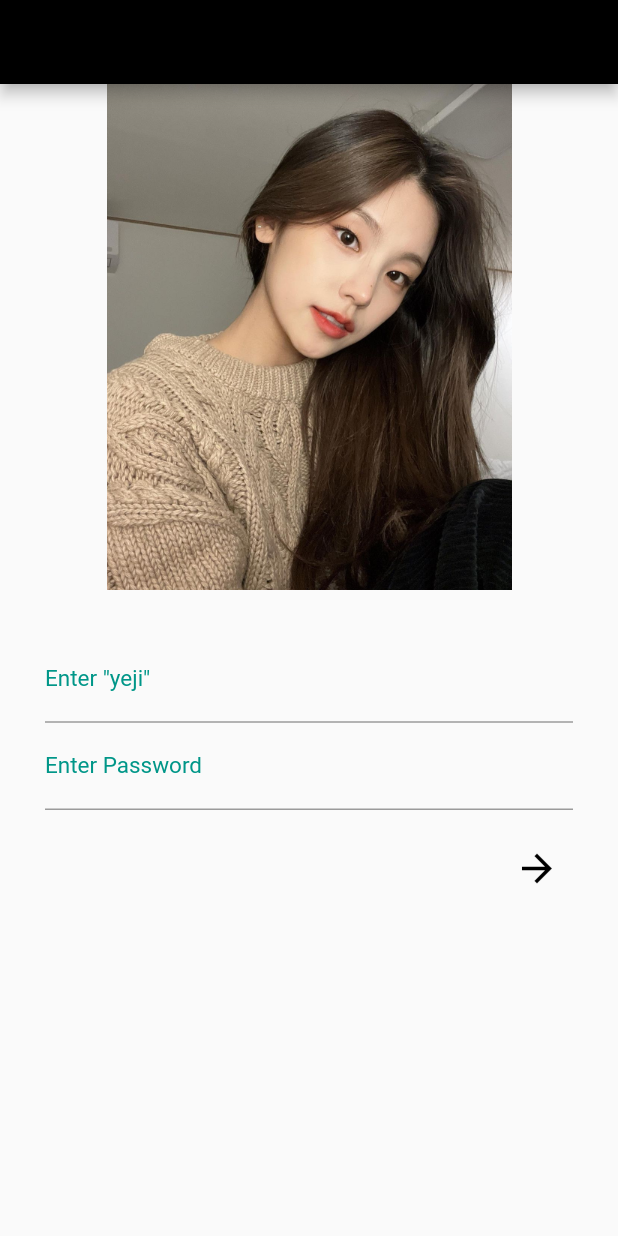
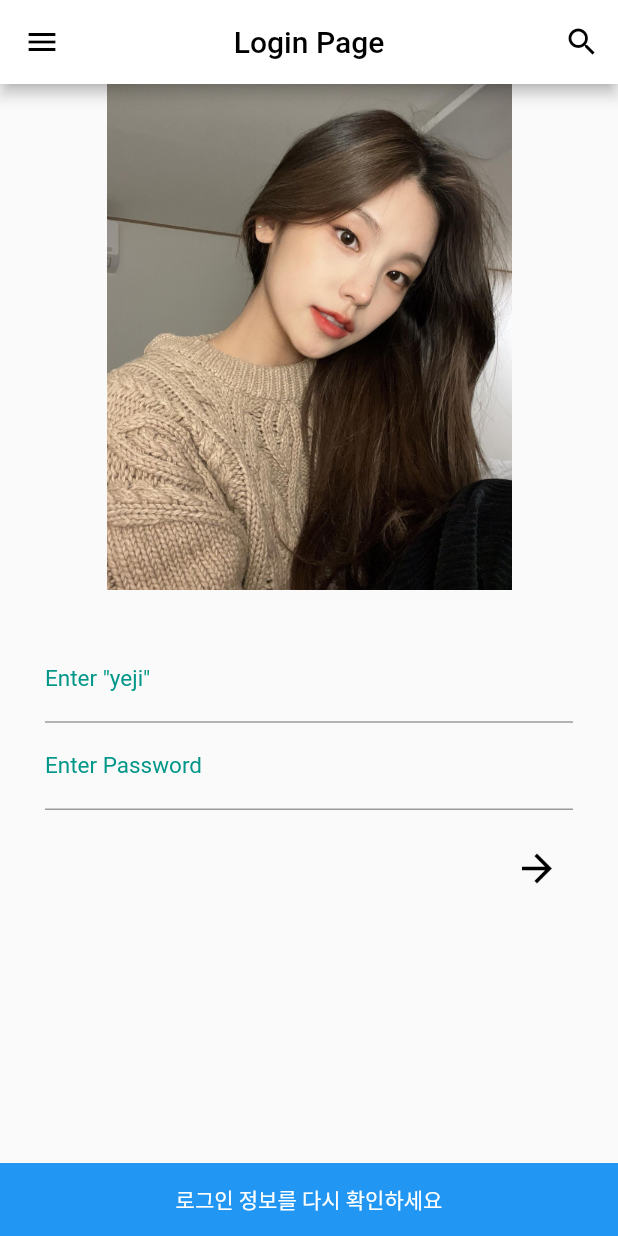
Before and after one commit to kangminchan99/Flutter_Dice_Game, a Flutter app: the screen it shows after launch, after a tap on the "arrow forward" icon, on a phone screen of 412 x 824 dp. Run offline on Flutter 3.47's test engine with Material 2 defaults, Android fonts, the phone set to English and light mode, and no system bars.

Commit message:
if_login

```diff
--- a/lib/login_page.dart
+++ b/lib/login_page.dart
@@ -1,4 +1,6 @@
 import 'package:flutter/material.dart';
+
+import 'dice_page.dart';
 
 class LoginPage extends StatefulWidget {
   const LoginPage({super.key});
@@ -8,6 +10,9 @@ class LoginPage extends StatefulWidget {
 }
 
 class _LoginPageState extends State<LoginPage> {
+  final TextEditingController idController = TextEditingController();
+  final TextEditingController pwController = TextEditingController();
+
   @override
   Widget build(BuildContext context) {
     return Scaffold(
@@ -19,9 +24,11 @@ class _LoginPageState extends State<LoginPage> {
         ),
         actions: [IconButton(onPressed: () {}, icon: const Icon(Icons.search))],
         centerTitle: true,
-        backgroundColor: Colors.black,
+        backgroundColor: Colors.white,
       ),
-      body: SingleChildScrollView(
+      // snack bar에 context를 전달해주기 위해 SingleChildScrollView를 빌더 위젯으로 감싸준다.
+      body: Builder(builder: (context) {
+        return SingleChildScrollView(
           child: Column(
             children: [
               const Center(
@@ -44,14 +51,16 @@ class _LoginPageState extends State<LoginPage> {
                       child: Container(
                         padding: const EdgeInsets.all(30),
                         child: Column(children: [
-                        const TextField(
-                          decoration:
-                              InputDecoration(labelText: 'Enter "yeji"'),
+                          TextField(
+                            controller: idController,
+                            decoration: const InputDecoration(
+                                labelText: 'Enter "yeji"'),
                             keyboardType: TextInputType.emailAddress,
                           ),
-                        const TextField(
-                          decoration:
-                              InputDecoration(labelText: 'Enter Password'),
+                          TextField(
+                            controller: pwController,
+                            decoration: const InputDecoration(
+                                labelText: 'Enter Password'),
                             keyboardType: TextInputType.text,
                             // obscureText: true - 패스워드는 보안이 필요하므로 문자가 표시 되지 않게 해준다.
                             obscureText: true,
@@ -61,7 +70,24 @@ class _LoginPageState extends State<LoginPage> {
                             mainAxisAlignment: MainAxisAlignment.end,
                             children: [
                               IconButton(
-                                onPressed: () {},
+                                  onPressed: () {
+                                    if (idController.text == 'yeji' &&
+                                        pwController.text == '1234') {
+                                      Navigator.push(
+                                          context,
+                                          MaterialPageRoute(
+                                              builder: (BuildContext context) =>
+                                                  const DicePage()));
+                                    } else if (idController.text == 'yeji' &&
+                                        pwController.text != '1234') {
+                                      showSnackBar2(context);
+                                    } else if (idController.text != 'yeji' &&
+                                        pwController.text == '1234') {
+                                      showSnackBar3(context);
+                                    } else {
+                                      showSnackBar(context);
+                                    }
+                                  },
                                   icon: const Icon(
                                     Icons.arrow_forward,
                                     color: Colors.black,
@@ -73,7 +99,32 @@ class _LoginPageState extends State<LoginPage> {
                       )))
             ],
           ),
-      ),
+        );
+      }),
     );
   }
 }
+
+void showSnackBar(BuildContext context) {
+  ScaffoldMessenger.of(context).showSnackBar(const SnackBar(
+    content: Text('로그인 정보를 다시 확인하세요', textAlign: TextAlign.center),
+    duration: Duration(seconds: 2),
+    backgroundColor: Colors.blue,
+  ));
+}
+
+void showSnackBar2(BuildContext context) {
+  ScaffoldMessenger.of(context).showSnackBar(const SnackBar(
+    content: Text('비밀번호가 일치하지 않습니다.', textAlign: TextAlign.center),
+    duration: Duration(seconds: 2),
+    backgroundColor: Colors.blue,
+  ));
+}
+
+void showSnackBar3(BuildContext context) {
+  ScaffoldMessenger.of(context).showSnackBar(const SnackBar(
+    content: Text('yeji의 철자를 확인하세요', textAlign: TextAlign.center),
+    duration: Duration(seconds: 2),
+    backgroundColor: Colors.blue,
+  ));
+}
```
Also changed, not shown: lib/dice_page.dart (added, +19 -0 lines). Lines whose indentation alone changed are shown as unchanged.
